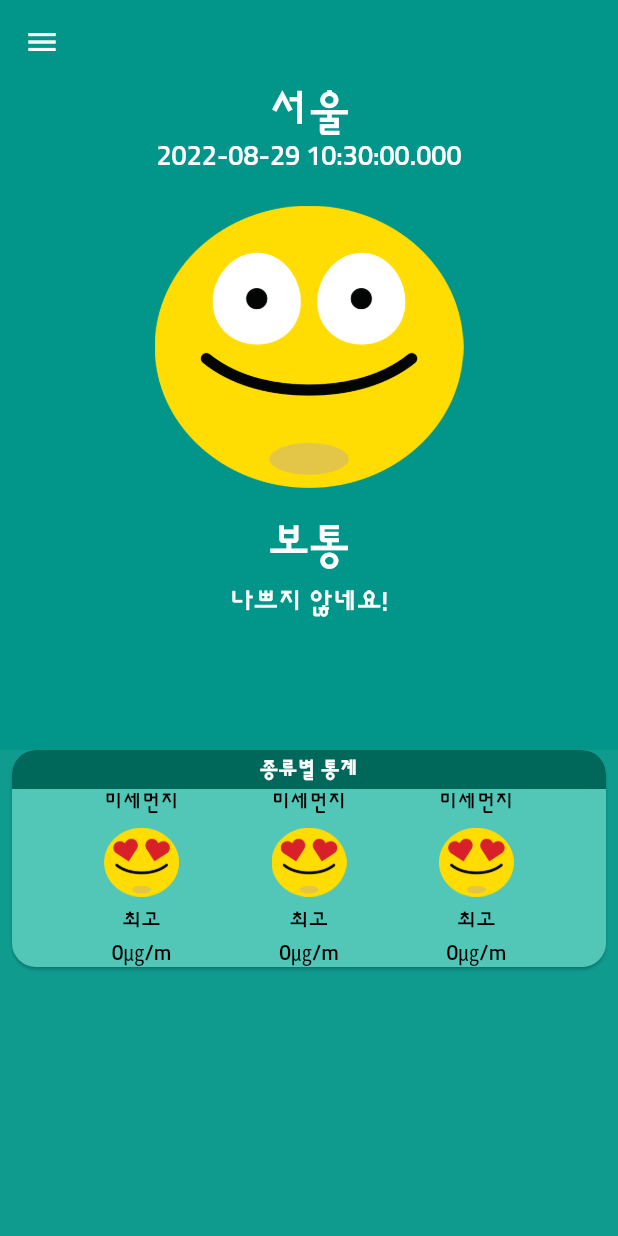
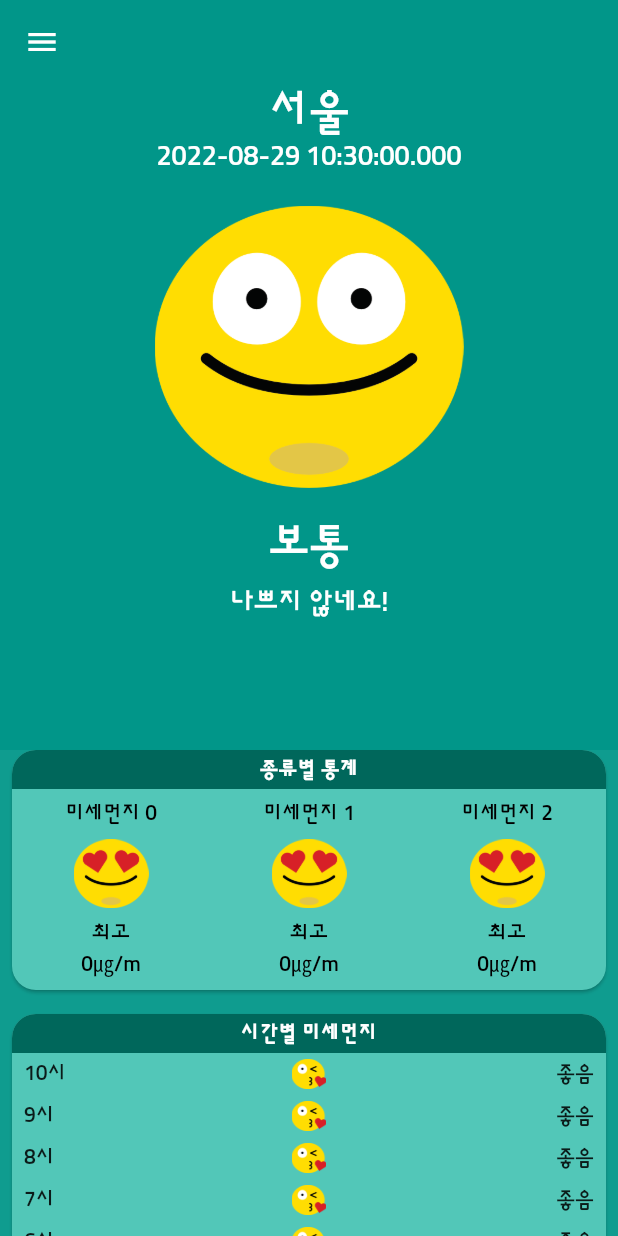
Before and after one commit to lafin716/flutter_mise, a Flutter app: the screen it shows after launch, on a phone screen of 412 x 824 dp. Run offline on Flutter 3.47's test engine with Material 2 defaults, Android fonts, the phone set to English and light mode, and no system bars.

Commit message:
feat: 시간별 미세먼지 카드 추가

```diff
--- /dev/null
+++ b/lib/component/card_title.dart
@@ -0,0 +1,35 @@
+import 'package:flutter/material.dart';
+import 'package:flutter_mise/const/colors.dart';
+
+class CardTitle extends StatelessWidget {
+  final String title;
+
+  const CardTitle({
+    required this.title,
+    Key? key,
+  }) : super(key: key);
+
+  @override
+  Widget build(BuildContext context) {
+    return Container(
+      decoration: BoxDecoration(
+        color: darkColor,
+        borderRadius: BorderRadius.only(
+          topLeft: Radius.circular(16.0),
+          topRight: Radius.circular(16.0),
+        ),
+      ),
+      child: Padding(
+        padding: EdgeInsets.all(4.0),
+        child: Text(
+          title,
+          style: TextStyle(
+            color: Colors.white,
+            fontWeight: FontWeight.w700,
+          ),
+          textAlign: TextAlign.center,
+        ),
+      ),
+    );
+  }
+}
--- a/lib/component/category_card.dart
+++ b/lib/component/category_card.dart
@@ -1,67 +1,45 @@
 import 'package:flutter/material.dart';
+import 'package:flutter_mise/component/card_title.dart';
+import 'package:flutter_mise/component/main_card.dart';
 import 'package:flutter_mise/component/main_stat.dart';
-import 'package:flutter_mise/const/colors.dart';
 
 class CategoryCard extends StatelessWidget {
-  const CategoryCard({Key? key}) : super(key: key);
+
+  const CategoryCard({
+    Key? key,
+  }) : super(key: key);
 
   @override
   Widget build(BuildContext context) {
-    return Card(
-      margin: EdgeInsets.symmetric(horizontal: 8.0),
-      shape: RoundedRectangleBorder(
-        borderRadius: BorderRadius.all(
-          Radius.circular(16.0),
-        ),
-      ),
-      color: lightColor,
-      child: Column(
-        crossAxisAlignment: CrossAxisAlignment.stretch,
-        children: [
-          Container(
-            decoration: BoxDecoration(
-              color: darkColor,
-              borderRadius: BorderRadius.only(
-                topLeft: Radius.circular(16.0),
-                topRight: Radius.circular(16.0),
+    return SizedBox(
+      height: 160,
+      child: MainCard(
+        child: LayoutBuilder(builder: (context, constraint) {
+          return Column(
+            crossAxisAlignment: CrossAxisAlignment.stretch,
+            children: [
+              CardTitle(
+                title: '종류별 통계',
               ),
-            ),
-            child: Padding(
-              padding: EdgeInsets.all(4.0),
-              child: Text(
-                '종류별 통계',
-                style: TextStyle(
-                  color: Colors.white,
-                  fontWeight: FontWeight.w700,
+              Expanded(
+                child: ListView(
+                  scrollDirection: Axis.horizontal,
+                  physics: PageScrollPhysics(),
+                  children: List.generate(
+                    20,
+                    (index) => MainStat(
+                      category: '미세먼지 $index',
+                      imagePath: 'asset/img/best.png',
+                      level: '최고',
+                      stat: '0㎍/m',
+                      width: constraint.maxWidth / 3,
+                    ),
+                  ),
                 ),
-                textAlign: TextAlign.center,
-              ),
-            ),
-          ),
-          Row(
-            mainAxisAlignment: MainAxisAlignment.spaceEvenly,
-            children: [
-              MainStat(
-                category: '미세먼지',
-                imagePath: 'asset/img/best.png',
-                level: '최고',
-                stat: '0㎍/m',
-              ),
-              MainStat(
-                category: '미세먼지',
-                imagePath: 'asset/img/best.png',
-                level: '최고',
-                stat: '0㎍/m',
-              ),
-              MainStat(
-                category: '미세먼지',
-                imagePath: 'asset/img/best.png',
-                level: '최고',
-                stat: '0㎍/m',
               ),
             ],
-          ),
-        ],
+          );
+        }),
       ),
     );
   }
--- /dev/null
+++ b/lib/component/hourly_card.dart
@@ -0,0 +1,59 @@
+import 'package:flutter/material.dart';
+import 'package:flutter_mise/component/card_title.dart';
+import 'package:flutter_mise/component/main_card.dart';
+
+class HourlyCard extends StatelessWidget {
+  const HourlyCard({Key? key}) : super(key: key);
+
+  @override
+  Widget build(BuildContext context) {
+    return MainCard(
+      child: Column(
+        crossAxisAlignment: CrossAxisAlignment.stretch,
+        children: [
+          CardTitle(
+            title: '시간별 미세먼지',
+          ),
+          Column(
+            children: List.generate(24, (index) {
+              final now = DateTime.now();
+              final hour = now.hour;
+              int currentHour = hour - index;
+
+              if (currentHour < 0) {
+                currentHour += 24;
+              }
+
+              return Padding(
+                padding: const EdgeInsets.symmetric(
+                  horizontal: 8.0,
+                  vertical: 4.0,
+                ),
+                child: Row(
+                  mainAxisAlignment: MainAxisAlignment.spaceBetween,
+                  children: [
+                    Expanded(
+                      child: Text('$currentHour시'),
+                    ),
+                    Expanded(
+                      child: Image.asset(
+                        'asset/img/good.png',
+                        height: 20.0,
+                      ),
+                    ),
+                    Expanded(
+                      child: Text(
+                        '좋음',
+                        textAlign: TextAlign.right,
+                      ),
+                    ),
+                  ],
+                ),
+              );
+            }),
+          ),
+        ],
+      ),
+    );
+  }
+}
--- /dev/null
+++ b/lib/component/main_card.dart
@@ -0,0 +1,25 @@
+import 'package:flutter/material.dart';
+import 'package:flutter_mise/const/colors.dart';
+
+class MainCard extends StatelessWidget {
+  final Widget child;
+
+  const MainCard({
+    required this.child,
+    Key? key,
+  }) : super(key: key);
+
+  @override
+  Widget build(BuildContext context) {
+    return Card(
+      margin: EdgeInsets.symmetric(horizontal: 8.0),
+      shape: RoundedRectangleBorder(
+        borderRadius: BorderRadius.all(
+          Radius.circular(16.0),
+        ),
+      ),
+      color: lightColor,
+      child: child,
+    );
+  }
+}
--- a/lib/component/main_stat.dart
+++ b/lib/component/main_stat.dart
@@ -5,12 +5,14 @@ class MainStat extends StatelessWidget {
   final String imagePath;
   final String level;
   final String stat;
+  final double width;
 
   const MainStat({
     required this.category,
     required this.imagePath,
     required this.level,
     required this.stat,
+    required this.width,
     Key? key,
   }) : super(key: key);
 
@@ -19,7 +21,10 @@ class MainStat extends StatelessWidget {
     final textStyle = TextStyle(
       color: Colors.black,
     );
-    return Column(
+    return SizedBox(
+      width: width,
+      child: Column(
+        mainAxisAlignment: MainAxisAlignment.center,
         children: [
           Text(
             category,
@@ -40,6 +45,7 @@ class MainStat extends StatelessWidget {
             style: textStyle,
           ),
         ],
+      ),
     );
   }
 }
--- a/lib/main.dart
+++ b/lib/main.dart
@@ -4,6 +4,7 @@ import 'package:flutter_mise/screen/home_screen.dart';
 void main() {
   runApp(
     MaterialApp(
+      debugShowCheckedModeBanner: false,
       theme: ThemeData(
         fontFamily: 'sunflower',
       ),
--- a/lib/screen/home_screen.dart
+++ b/lib/screen/home_screen.dart
@@ -1,8 +1,8 @@
 import 'package:flutter/material.dart';
 import 'package:flutter_mise/component/category_card.dart';
+import 'package:flutter_mise/component/hourly_card.dart';
 import 'package:flutter_mise/component/main_app_bar.dart';
 import 'package:flutter_mise/component/main_drawer.dart';
-import 'package:flutter_mise/component/main_stat.dart';
 import 'package:flutter_mise/const/colors.dart';
 
 class HomeScreen extends StatelessWidget {
@@ -21,6 +21,10 @@ class HomeScreen extends StatelessWidget {
               crossAxisAlignment: CrossAxisAlignment.stretch,
               children: [
                 CategoryCard(),
+                const SizedBox(
+                  height: 16.0,
+                ),
+                HourlyCard(),
               ],
             ),
           )
```
Lines whose indentation alone changed are shown as unchanged.
